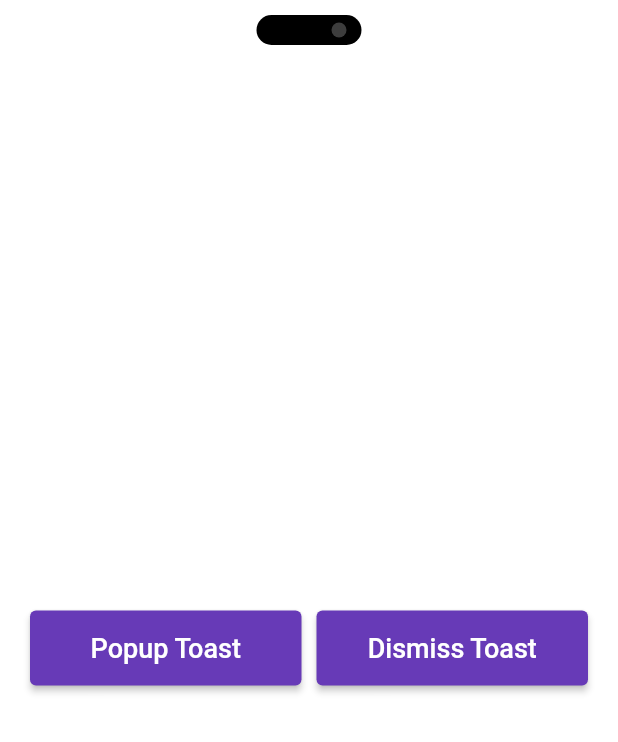
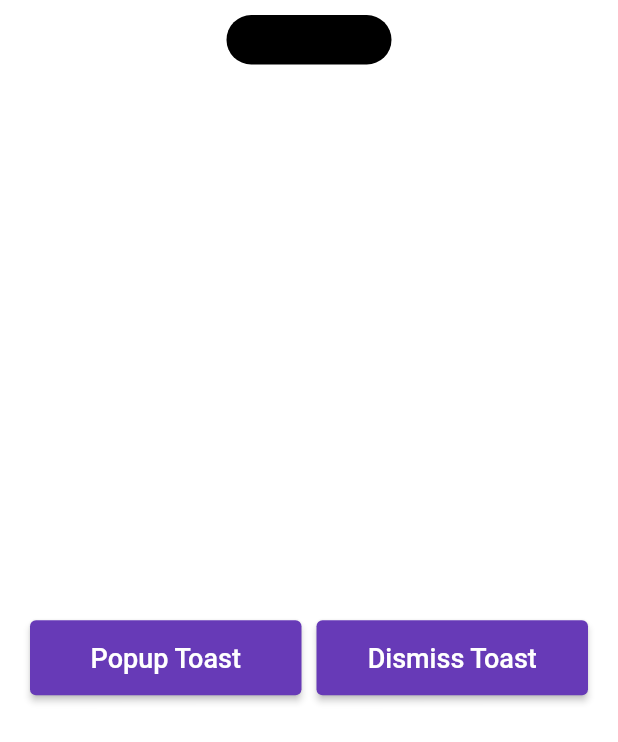
Before and after one commit to tusharhow/dynamic-island-toast, a Flutter app: the screen it shows after launch, after a tap on "Dismiss Toast", on a phone screen of 412 x 824 dp. Shown: the top 742 px of the screen. Run offline on Flutter 3.47's test engine with Material 2 defaults, Android fonts, the phone set to English and light mode, and no system bars; our stand-ins replace get.

Commit message:
Design issue fix

```diff
--- a/lib/constants.dart
+++ b/lib/constants.dart
@@ -1,2 +1,2 @@
-var kDefaultHeight = 20.0;
-var kDefaultWidth = 70.0;
+var kDefaultHeight = 33.0;
+var kDefaultWidth = 110.0;
--- a/lib/controllers/toast_controller.dart
+++ b/lib/controllers/toast_controller.dart
@@ -5,12 +5,12 @@
 class ToastController extends GetxController {
   Widget? toastContent;
   final Color color = Colors.black;
-  final BorderRadiusGeometry borderRadius = BorderRadius.circular(15);
+  final BorderRadiusGeometry borderRadius = BorderRadius.circular(30);
   bool isDismissed = false;
 
   void dismissToast() {
-    kDefaultWidth = 70;
-    kDefaultHeight = 20;
+    kDefaultWidth = 110;
+    kDefaultHeight = 33;
     toastContent = null;
     update();
   }
--- a/lib/views/island_toast_screen.dart
+++ b/lib/views/island_toast_screen.dart
@@ -20,9 +20,7 @@
                   padding: const EdgeInsets.fromLTRB(10, 0, 10, 0),
                   child: Transform.translate(
                     offset: const Offset(0, 10),
-                    child: Stack(
-                      children: [
-                        AnimatedContainer(
+                    child: AnimatedContainer(
                       width: kDefaultWidth,
                       height: kDefaultHeight,
                       decoration: BoxDecoration(
@@ -38,22 +36,6 @@
                                   const SizedBox.shrink())
                         ],
                       ),
-                        ),
-                        controller.toastContent != null
-                            ? const SizedBox.shrink()
-                            : Positioned(
-                                right: 10,
-                                top: 5,
-                                child: Container(
-                                  height: 10,
-                                  width: 10,
-                                  decoration: const BoxDecoration(
-                                    color: Colors.white24,
-                                    shape: BoxShape.circle,
-                                  ),
-                                ),
-                              )
-                      ],
                     ),
                   ),
                 ),
```
Lines whose indentation alone changed are shown as unchanged.
